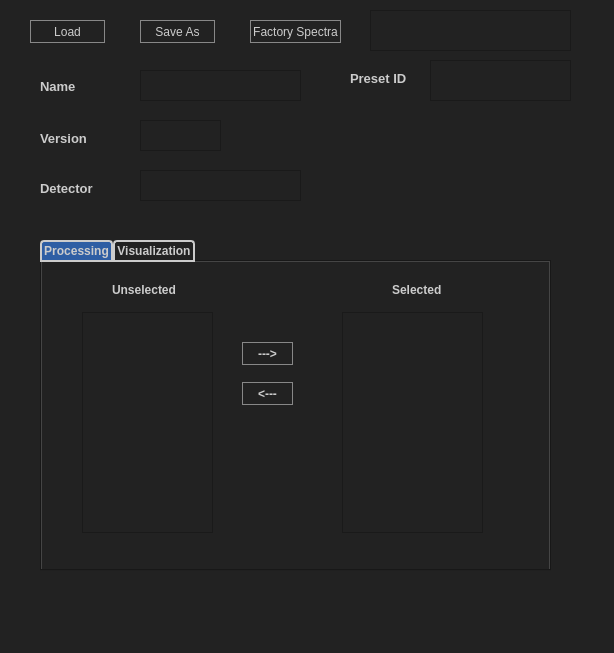
Qt form source/resources/preset_editor.ui (jaytreee/PresetEditor) before a commit.
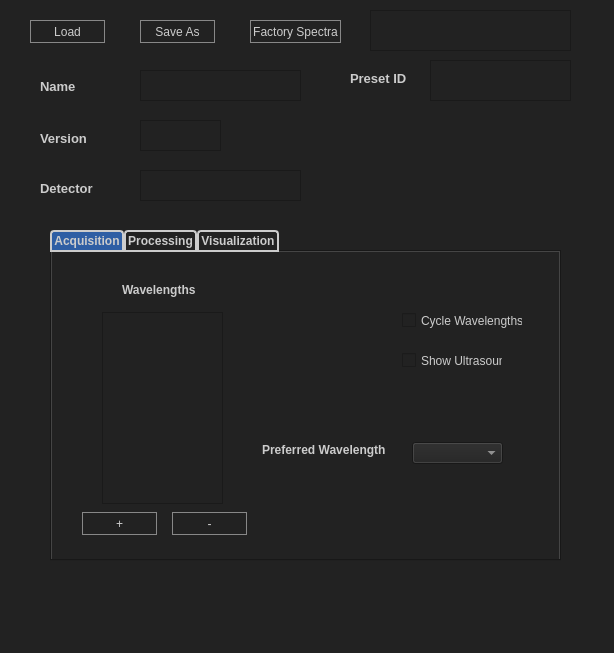
The same form after that commit.

Commit message: #2107 Acquisition Settings

What changed in the file:
```diff
--- a/source/resources/preset_editor.ui
+++ b/source/resources/preset_editor.ui
@@ -193,8 +193,8 @@
    <widget class="QTabWidget" name="tabWidget">
     <property name="geometry">
      <rect>
-      <x>40</x>
-      <y>240</y>
+      <x>50</x>
+      <y>230</y>
       <width>511</width>
       <height>331</height>
      </rect>
@@ -215,6 +215,130 @@
     <property name="currentIndex">
      <number>0</number>
     </property>
+    <widget class="QWidget" name="tab_3">
+     <attribute name="title">
+      <string>Acquisition</string>
+     </attribute>
+     <widget class="QCheckBox" name="usvisibleBox">
+      <property name="geometry">
+       <rect>
+        <x>350</x>
+        <y>100</y>
+        <width>101</width>
+        <height>17</height>
+       </rect>
+      </property>
+      <property name="toolTip">
+       <string>&lt;html&gt;&lt;head/&gt;&lt;body&gt;&lt;p&gt;Ultrasound visible&lt;/p&gt;&lt;/body&gt;&lt;/html&gt;</string>
+      </property>
+      <property name="text">
+       <string>Show Ultrasound</string>
+      </property>
+     </widget>
+     <widget class="QCheckBox" name="displayAllWLBox">
+      <property name="geometry">
+       <rect>
+        <x>350</x>
+        <y>60</y>
+        <width>121</width>
+        <height>17</height>
+       </rect>
+      </property>
+      <property name="toolTip">
+       <string>&lt;html&gt;&lt;head/&gt;&lt;body&gt;&lt;p&gt;Display all Wavelengths&lt;/p&gt;&lt;/body&gt;&lt;/html&gt;</string>
+      </property>
+      <property name="text">
+       <string>Cycle Wavelengths</string>
+      </property>
+     </widget>
+     <widget class="QComboBox" name="prefWLBox">
+      <property name="geometry">
+       <rect>
+        <x>360</x>
+        <y>190</y>
+        <width>91</width>
+        <height>22</height>
+       </rect>
+      </property>
+     </widget>
+     <widget class="QLabel" name="prefWLLabel">
+      <property name="geometry">
+       <rect>
+        <x>210</x>
+        <y>190</y>
+        <width>131</width>
+        <height>16</height>
+       </rect>
+      </property>
+      <property name="font">
+       <font>
+        <weight>75</weight>
+        <bold>true</bold>
+       </font>
+      </property>
+      <property name="text">
+       <string>Preferred Wavelength</string>
+      </property>
+     </widget>
+     <widget class="QListWidget" name="WLList">
+      <property name="geometry">
+       <rect>
+        <x>50</x>
+        <y>60</y>
+        <width>121</width>
+        <height>192</height>
+       </rect>
+      </property>
+      <property name="sortingEnabled">
+       <bool>true</bool>
+      </property>
+     </widget>
+     <widget class="QLabel" name="WLLabel">
+      <property name="geometry">
+       <rect>
+        <x>70</x>
+        <y>30</y>
+        <width>91</width>
+        <height>16</height>
+       </rect>
+      </property>
+      <property name="font">
+       <font>
+        <weight>75</weight>
+        <bold>true</bold>
+       </font>
+      </property>
+      <property name="text">
+       <string>Wavelengths</string>
+      </property>
+     </widget>
+     <widget class="QPushButton" name="addWL">
+      <property name="geometry">
+       <rect>
+        <x>30</x>
+        <y>260</y>
+        <width>75</width>
+        <height>23</height>
+       </rect>
+      </property>
+      <property name="text">
+       <string>+</string>
+      </property>
+     </widget>
+     <widget class="QPushButton" name="removeWL">
+      <property name="geometry">
+       <rect>
+        <x>120</x>
+        <y>260</y>
+        <width>75</width>
+        <height>23</height>
+       </rect>
+      </property>
+      <property name="text">
+       <string>-</string>
+      </property>
+     </widget>
+    </widget>
     <widget class="QWidget" name="tab">
      <attribute name="title">
       <string>Processing</string>
```
The commit also changes 5 other files.
